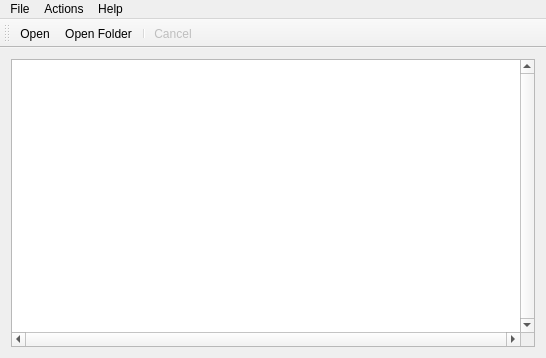
Before: the Qt Designer form mainwindow.ui in fandigunawan/FileManager, drawn with Qt 5.
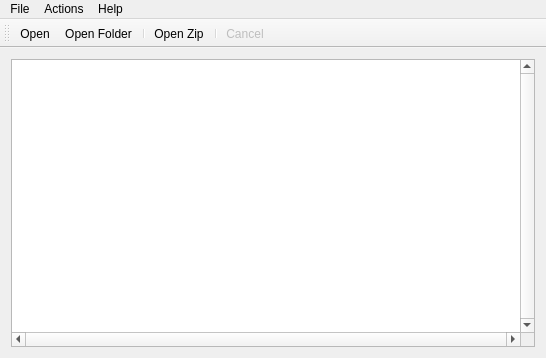
After: the same form once the commit is applied. Icons and pictures are not drawn.

Diff of the .ui file:
```diff
--- a/mainwindow.ui
+++ b/mainwindow.ui
@@ -114,6 +114,8 @@
    <addaction name="actionOpen"/>
    <addaction name="actionOpen_Folder"/>
    <addaction name="separator"/>
+   <addaction name="actionOpen_Zip"/>
+   <addaction name="separator"/>
    <addaction name="actionCancel"/>
   </widget>
   <action name="actionAbout">
@@ -155,6 +157,15 @@
     <string>Cancel</string>
    </property>
   </action>
+  <action name="actionOpen_Zip">
+   <property name="icon">
+    <iconset resource="resources.qrc">
+     <normaloff>:/resources/box-out.png</normaloff>:/resources/box-out.png</iconset>
+   </property>
+   <property name="text">
+    <string>Open Zip</string>
+   </property>
+  </action>
  </widget>
  <layoutdefault spacing="6" margin="11"/>
  <resources>
```
Left out of the diff: 1 changed line with no effect on the pictures.
